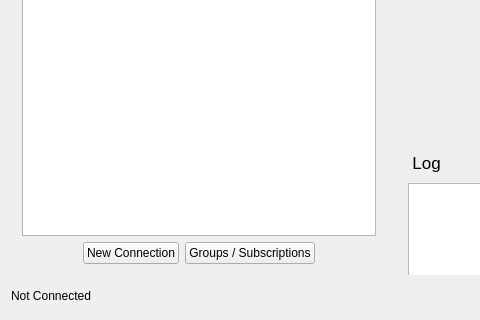
Qv2ray/Qv2ray, file src/ui/windows/w_MainWindow.ui: the form before one commit; both pictures show x 0 to 480 and y 367 to 687 of the 882 by 687 pixel window.
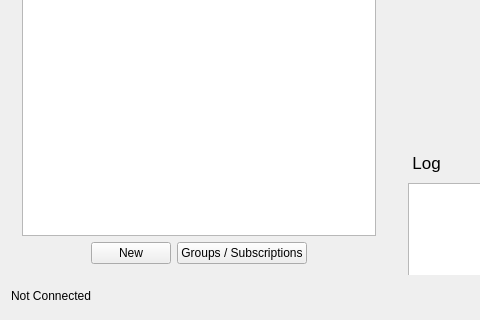
The form after the commit. Icons and pictures are not drawn.

Commit message: fix: UI tweak, prevent connection list taking too much space

```diff
--- a/src/ui/windows/w_MainWindow.ui
+++ b/src/ui/windows/w_MainWindow.ui
@@ -181,7 +181,7 @@
              <string>Import Connection</string>
             </property>
             <property name="text">
-             <string>New Connection</string>
+             <string>New</string>
             </property>
            </widget>
           </item>
```
The commit also changes 1 other file.
